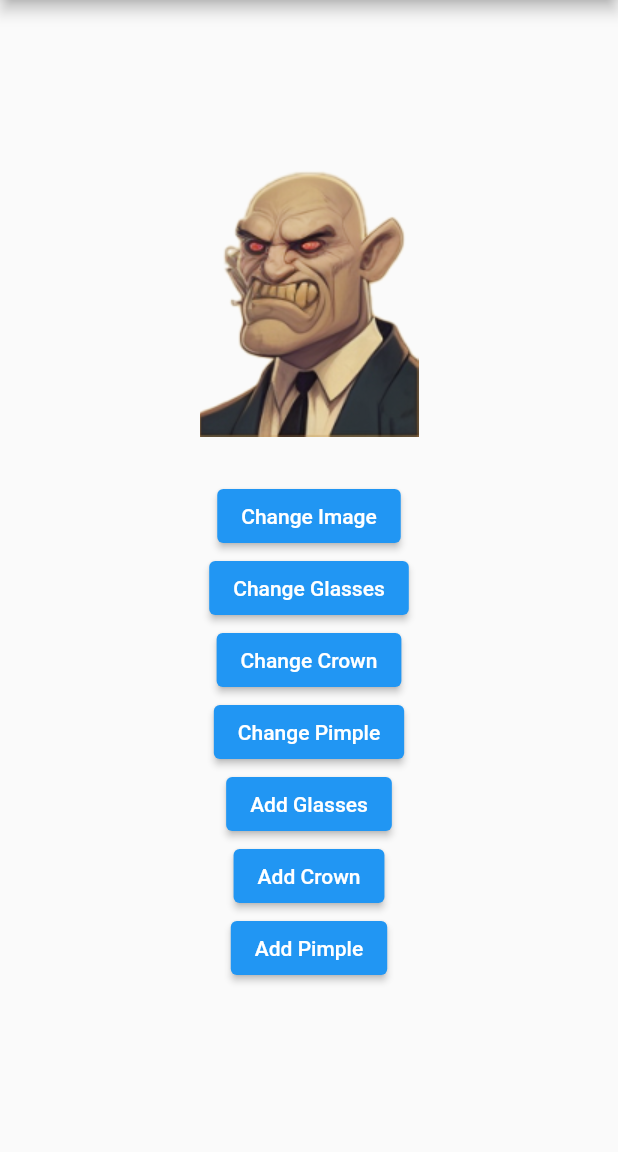
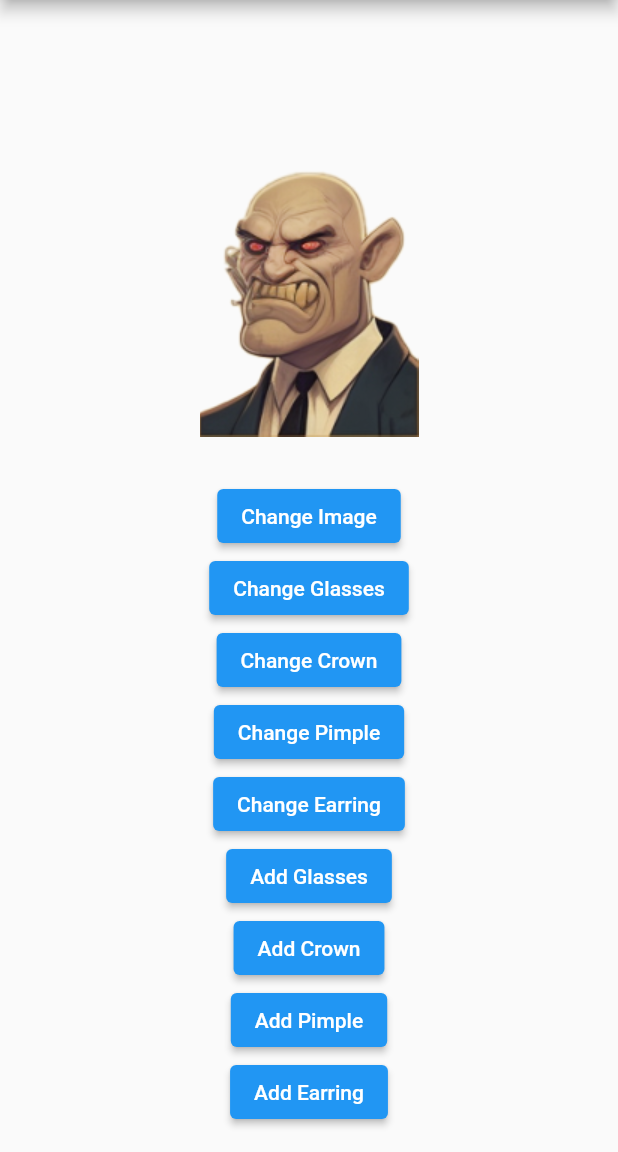
Before and after one commit to IvettB/Avatars, a Flutter app: the screen it shows after launch, on a phone screen of 412 x 824 dp, the part 84-1236 px from its top. Run offline on Flutter 3.47's test engine with Material 2 defaults, Android fonts, the phone set to English and light mode, and no system bars.

Commit message:
earrings

```diff
--- a/lib/main.dart
+++ b/lib/main.dart
@@ -14,9 +14,11 @@ class _MyAppState extends State<MyApp> {
   int imageIndex2 = 0;
   int imageIndex3 = 0;
   int imageIndex4 = 0;
+  int imageIndex5 = 0;
   bool areGlassesVisible = false;
   bool isCrownVisible = false;
   bool isPimpleVisible = false;
+  bool isEarringVisible = false;
   List<String> avatars = [
     'lib/images/people/1.png',
     'lib/images/people/2.png',
@@ -55,6 +57,10 @@ class _MyAppState extends State<MyApp> {
     'lib/images/pimples/5.png',
   ];
 
+  List<String> earrings = [
+    'lib/images/earrings/1.png',
+  ];
+
   late List<List<String>> allImages;
   int currentListIndex = 0;
 
@@ -86,6 +92,12 @@ class _MyAppState extends State<MyApp> {
     });
   }
 
+  void changeEarrings() {
+    setState(() {
+      imageIndex5 = (imageIndex5 + 1) % earrings.length;
+    });
+  }
+
   void toggleGlasses() {
     setState(() {
       areGlassesVisible = !areGlassesVisible;
@@ -101,6 +113,12 @@ class _MyAppState extends State<MyApp> {
   void togglePimples() {
     setState(() {
       isPimpleVisible = !isPimpleVisible;
+    });
+  }
+
+  void toggleEarrings() {
+    setState(() {
+      isEarringVisible = !isEarringVisible;
     });
   }
 
@@ -162,6 +180,30 @@ class _MyAppState extends State<MyApp> {
                       ),
                     ),
                   ),
+                  AnimatedOpacity(
+                    opacity: isEarringVisible ? 1.0 : 0.0,
+                    duration: Duration(milliseconds: 500),
+                    child: Visibility(
+                      visible: isEarringVisible,
+                      child: Transform.translate(
+                        offset: Offset(-65.0, 15.0),
+                        child: Image.asset(earrings[imageIndex5],
+                            width: 20, height: 25),
+                      ),
+                    ),
+                  ),
+                  AnimatedOpacity(
+                    opacity: isEarringVisible ? 1.0 : 0.0,
+                    duration: Duration(milliseconds: 500),
+                    child: Visibility(
+                      visible: isEarringVisible,
+                      child: Transform.translate(
+                        offset: Offset(55.0, 15.0),
+                        child: Image.asset(earrings[imageIndex5],
+                            width: 20, height: 25),
+                      ),
+                    ),
+                  ),
                 ],
               ),
               SizedBox(height: 20),
@@ -182,6 +224,10 @@ class _MyAppState extends State<MyApp> {
                 child: Text('Change Pimple'),
               ),
               ElevatedButton(
+                onPressed: changeEarrings,
+                child: Text('Change Earring'),
+              ),
+              ElevatedButton(
                 onPressed: toggleGlasses,
                 child:
                     Text(areGlassesVisible ? 'Remove Glasses' : 'Add Glasses'),
@@ -194,6 +240,11 @@ class _MyAppState extends State<MyApp> {
                 onPressed: togglePimples,
                 child: Text(isPimpleVisible ? 'Remove Pimple' : 'Add Pimple'),
               ),
+              ElevatedButton(
+                onPressed: toggleEarrings,
+                child:
+                    Text(isEarringVisible ? 'Remove Earring' : 'Add Earring'),
+              ),
             ],
           ),
         ),
--- a/pubspec.yaml
+++ b/pubspec.yaml
@@ -66,6 +66,7 @@ flutter:
    - lib/images/crowns/
    - lib/images/glasses/
    - lib/images/people/
+   - lib/images/earrings/
   #   - images/a_dot_ham.jpeg
 
   # An image asset can refer to one or more resolution-specific "variants", see
```
Also changed, not shown: lib/images/earrings/1.png (added).
